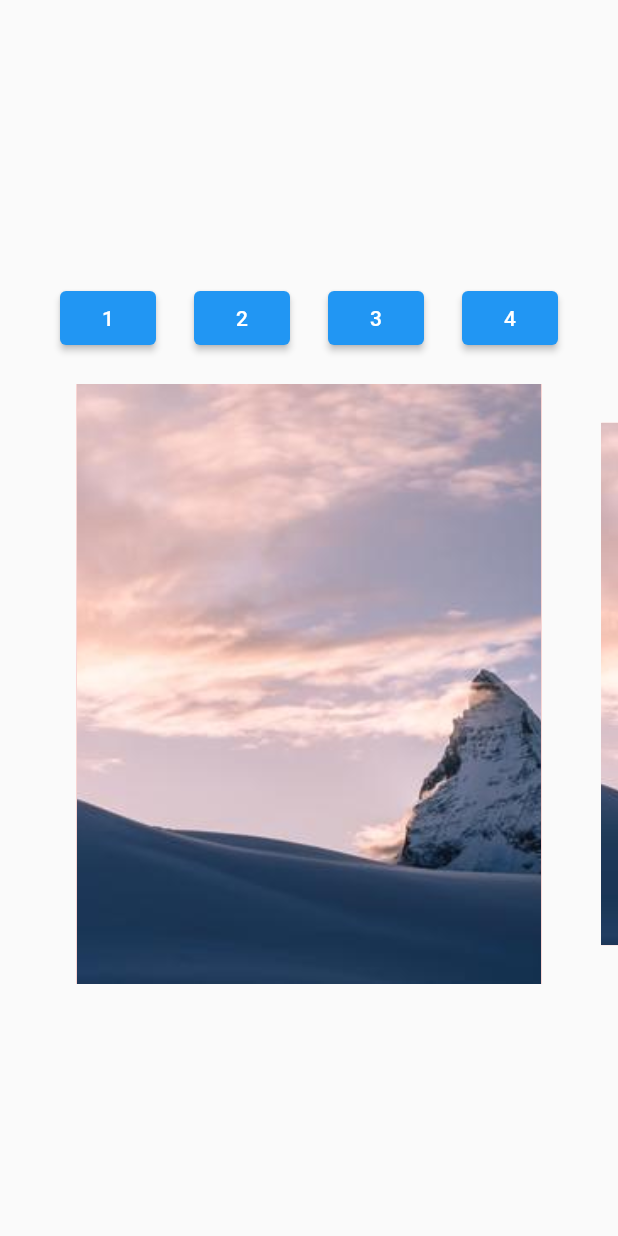
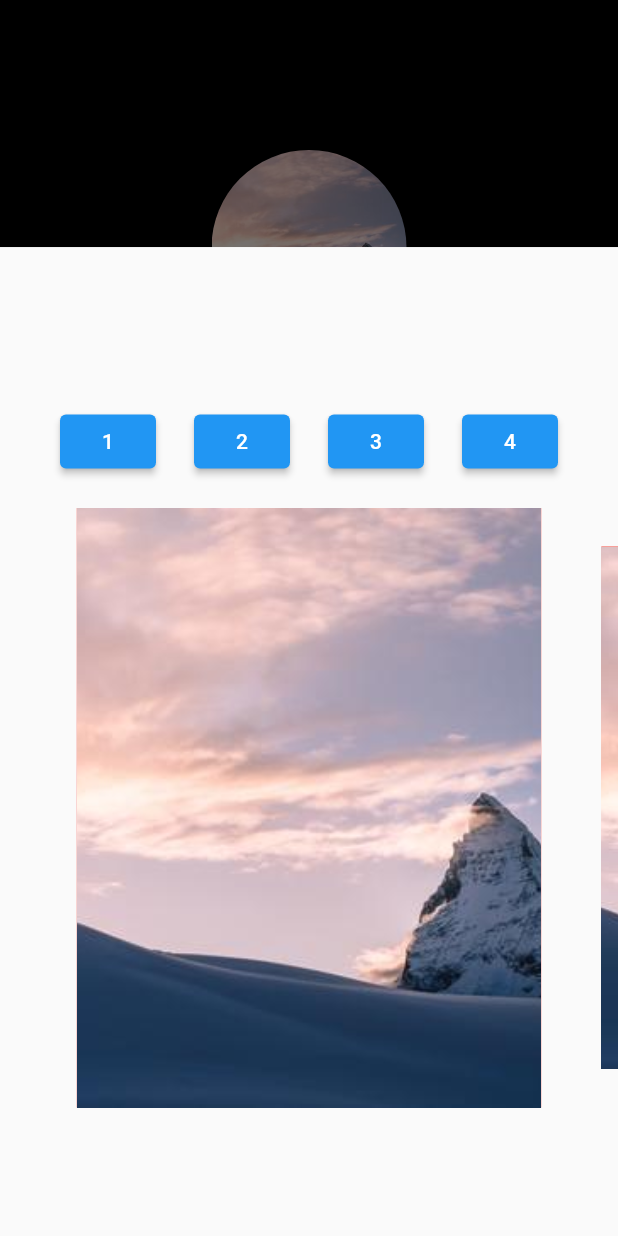
Before and after one commit to Wahed08/CustomUI, a Flutter app: the screen it shows after launch, after a tap on "D Pool", on a phone screen of 412 x 824 dp. Run offline on Flutter 3.47's test engine with Material 2 defaults, Android fonts, the phone set to English and light mode, and no system bars; drawn by our look-alikes of carousel_slider.

Commit message:
height fixed

```diff
--- a/testBottomSheet/lib/main.dart
+++ b/testBottomSheet/lib/main.dart
@@ -15,7 +15,7 @@ class Myapp extends StatelessWidget {
       initialRoute: '/',
       routes: {
         '/': (context) => const FirstScreen(),
-        '/second': (context) => const SecondScreen(),
+        // '/second': (context) => const SecondScreen(),
       },
     );
   }
--- a/testBottomSheet/lib/task/firstScreen.dart
+++ b/testBottomSheet/lib/task/firstScreen.dart
@@ -13,6 +13,8 @@ class _FirstScreenState extends State<FirstScreen> {
 
   @override
   Widget build(BuildContext context) {
+
+    var _height = MediaQuery.of(context).size.height;
     return Scaffold(
       body: Container(
         color: Colors.black,
@@ -48,7 +50,8 @@ class _FirstScreenState extends State<FirstScreen> {
                         onClicked: () => showModalBottomSheet(
                           isScrollControlled: true,
                             context: context,
-                            builder: (context) => buildSheet()),
+                            builder: (context) => buildSheet(),
+                        ),
                       ),
                       SizedBox(width: 35),
                       Button2(context),
@@ -113,7 +116,7 @@ class _FirstScreenState extends State<FirstScreen> {
                 )),
           ));
 
-  Widget buildSheet() => SecondScreen();
+  Widget buildSheet() => Container(child: SecondScreen(), height: MediaQuery.of(context).size.height * 0.8,);
 
   ElevatedButton Button2(BuildContext context) => ElevatedButton(
       onPressed: () {},
```
